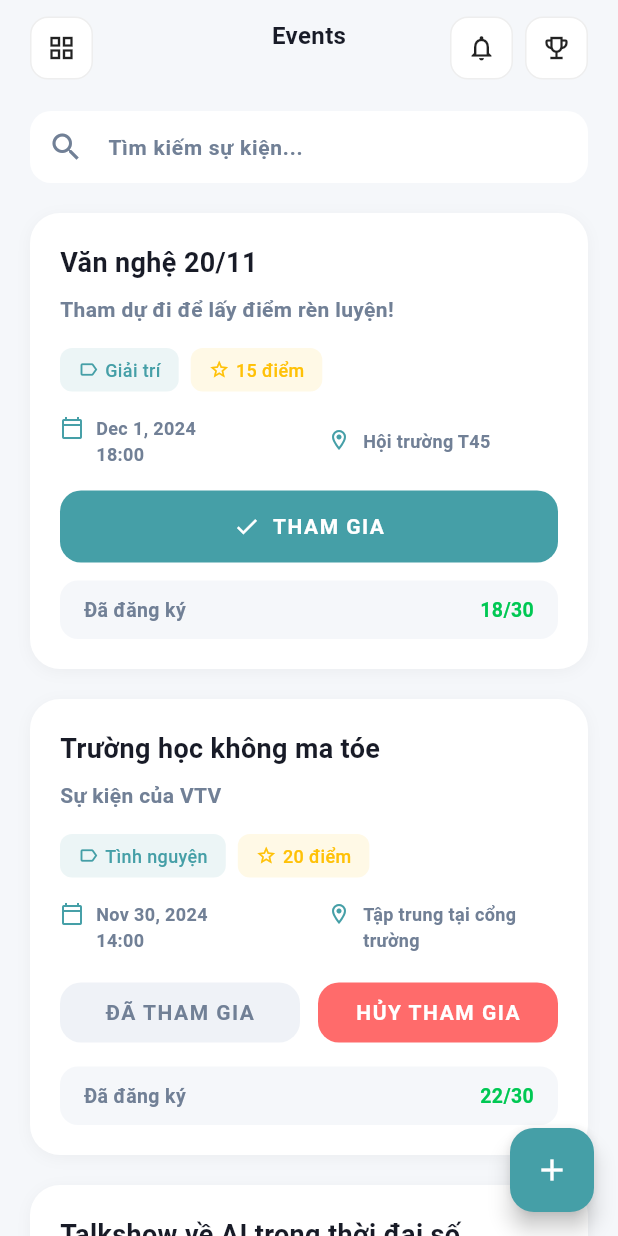
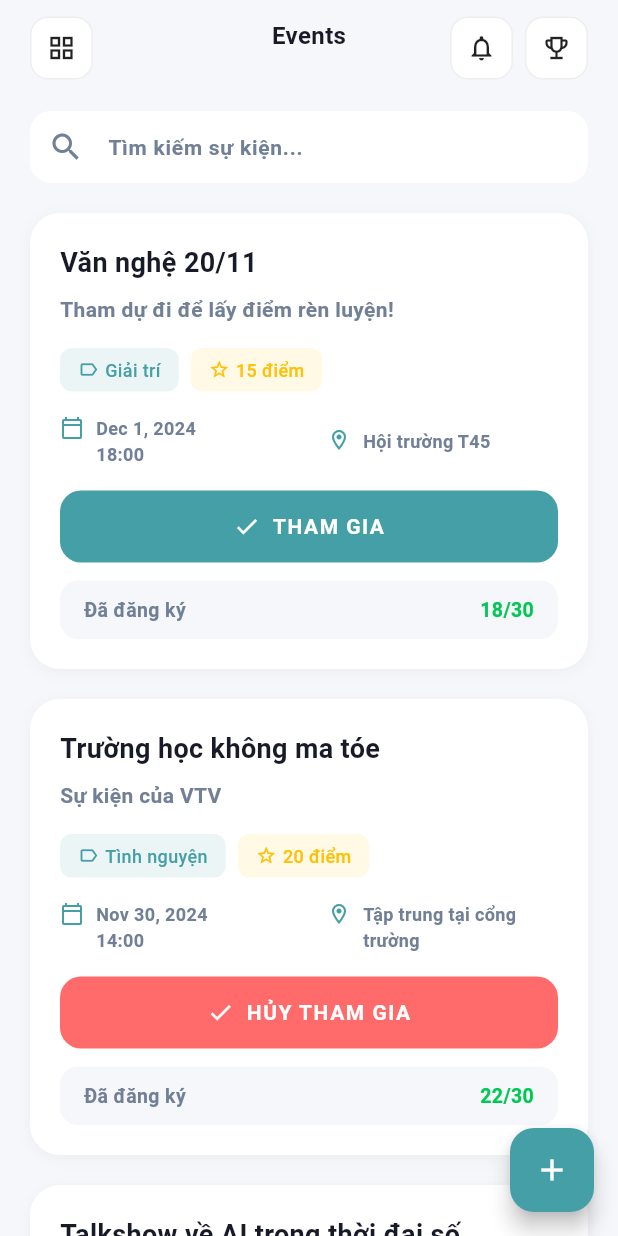
Before and after one commit to Enrique-Nguyen/mobile_classpal, a Flutter app: the EventsScreenContent screen opened directly with empty values, on a phone screen of 412 x 824 dp. Run offline on Flutter 3.47's test engine with Material 3 defaults, Android fonts, the phone set to English and light mode, and no system bars; our stand-ins replace cloud_firestore, firebase_auth, firebase_core, flutter_riverpod, google_fonts, qr_flutter; missing offline and left inert: mobile_scanner; accounts and stored records are empty; Roboto replaces fonts that are missing (GoogleSans).

Commit message:
[Feature] Remake event rules to fit with rules_sheet

```diff
--- a/lib/features/class_view/workflow/widgets/event_card.dart
+++ b/lib/features/class_view/workflow/widgets/event_card.dart
@@ -205,34 +205,56 @@ class _EventCardState extends State<EventCard> {
             SizedBox(
               width: double.infinity,
               height: 48,
-              child: _isJoined
-                  ? Row(
-                      children: [
-                        Expanded(
-                          child: ElevatedButton(
-                            onPressed: null,
-                            style: ElevatedButton.styleFrom(
-                              backgroundColor: const Color(0xFFEFF2F7),
-                              disabledBackgroundColor: const Color(0xFFEFF2F7),
-                              elevation: 0,
-                              shape: RoundedRectangleBorder(
-                                borderRadius: BorderRadius.circular(14),
-                              ),
-                            ),
-                            child: const Text(
-                              "ĐÃ THAM GIA",
-                              style: TextStyle(
-                                fontSize: 14,
-                                fontWeight: FontWeight.bold,
-                                letterSpacing: 1,
-                                color: AppColors.textSecondary,
-                              ),
-                            ),
-                          ),
-                        ),
-                        const SizedBox(width: 12),
-                        Expanded(
-                          child: ElevatedButton(
+              child: _isJoined ?
+                  //  Row(
+                  //     children: [
+                  //       Expanded(
+                  //         child: ElevatedButton(
+                  //           onPressed: null,
+                  //           style: ElevatedButton.styleFrom(
+                  //             backgroundColor: const Color(0xFFEFF2F7),
+                  //             disabledBackgroundColor: const Color(0xFFEFF2F7),
+                  //             elevation: 0,
+                  //             shape: RoundedRectangleBorder(
+                  //               borderRadius: BorderRadius.circular(14),
+                  //             ),
+                  //           ),
+                  //           child: const Text(
+                  //             "ĐÃ THAM GIA",
+                  //             style: TextStyle(
+                  //               fontSize: 14,
+                  //               fontWeight: FontWeight.bold,
+                  //               letterSpacing: 1,
+                  //               color: AppColors.textSecondary,
+                  //             ),
+                  //           ),
+                  //         ),
+                  //       ),
+                  //       const SizedBox(width: 12),
+                  //       Expanded(
+                  //         child: ElevatedButton(
+                  //           onPressed: _handleUnjoin,
+                  //           style: ElevatedButton.styleFrom(
+                  //             backgroundColor: const Color(0xFFFF6B6B),
+                  //             elevation: 0,
+                  //             shape: RoundedRectangleBorder(
+                  //               borderRadius: BorderRadius.circular(14),
+                  //             ),
+                  //           ),
+                  //           child: const Text(
+                  //             "HỦY THAM GIA",
+                  //             style: TextStyle(
+                  //               fontSize: 14,
+                  //               fontWeight: FontWeight.bold,
+                  //               letterSpacing: 1,
+                  //               color: Colors.white,
+                  //             ),
+                  //           ),
+                  //         ),
+                  //       ),
+                  //     ],
+                  //   )
+                    ElevatedButton(
                       onPressed: _handleUnjoin,
                       style: ElevatedButton.styleFrom(
                         backgroundColor: const Color(0xFFFF6B6B),
@@ -241,7 +263,12 @@ class _EventCardState extends State<EventCard> {
                           borderRadius: BorderRadius.circular(14),
                         ),
                       ),
-                            child: const Text(
+                      child: const Row(
+                        mainAxisAlignment: MainAxisAlignment.center,
+                        children: [
+                          Icon(Icons.check, color: Colors.white, size: 18),
+                          SizedBox(width: 8),
+                          Text(
                             "HỦY THAM GIA",
                             style: TextStyle(
                               fontSize: 14,
@@ -250,9 +277,8 @@ class _EventCardState extends State<EventCard> {
                               color: Colors.white,
                             ),
                           ),
+                        ],
                       ),
-                        ),
-                      ],
                     )
                   : ElevatedButton(
                       onPressed: _handleJoin,
```
Also changed, not shown: lib/features/class_view/workflow/screens/create_event_screen.dart (+59 -85 lines). Lines whose indentation alone changed are shown as unchanged.
